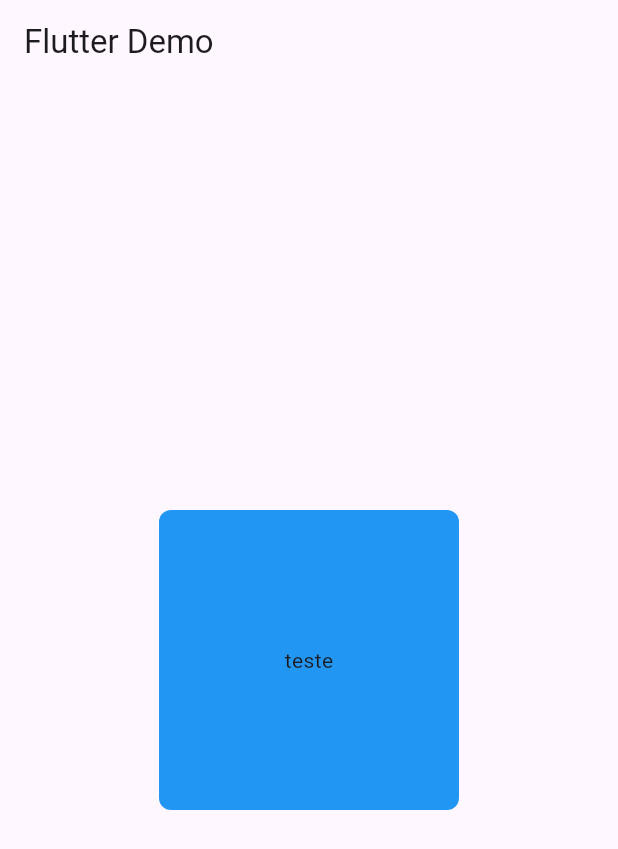
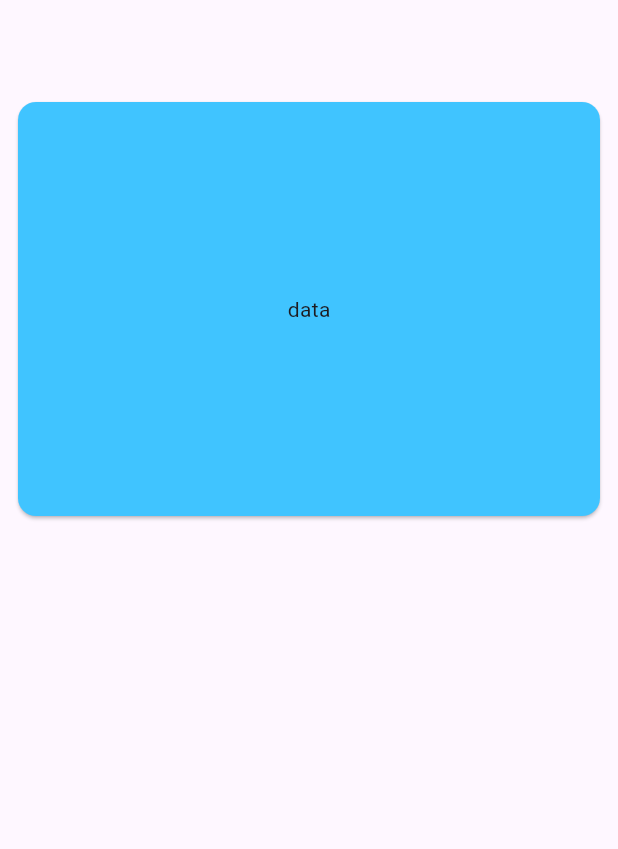
Before and after one commit to matheusjean28/three_min_workout, a Flutter app: the screen it shows after launch, on a phone screen of 412 x 824 dp. Shown: the top 849 px of the screen. Run offline on Flutter 3.47's test engine with Material 3 defaults, Android fonts, the light colour scheme and no system bars.

Commit message:
create a new container at other object

```diff
--- a/lib/main.dart
+++ b/lib/main.dart
@@ -1,38 +1,65 @@
+import 'package:flutter/cupertino.dart';
 import 'package:flutter/material.dart';
+import 'package:flutter/rendering.dart';
+import 'package:flutter/widgets.dart';
 
-void main() {
-  runApp(MyApp());
-}
+void main() => runApp(const ScaffoldExampleApp());
 
-class MidContainer extends StatelessWidget {
+class ScaffoldExampleApp extends StatelessWidget {
+  const ScaffoldExampleApp({super.key});
+
   @override
   Widget build(BuildContext context) {
-    return Container(
-      height: 200,
-      width: 200,
-      alignment: Alignment.center,
-
-      decoration: const BoxDecoration(
-        borderRadius: BorderRadius.all(Radius.circular(8)),
-        color: Colors.blue,
-      ),
-      child: const Text("teste"),
+    return const MaterialApp(
+      home: ScaffoldExample(),
     );
   }
 }
 
-class MyApp extends StatelessWidget {
+class CountDownContainer extends StatelessWidget {
   @override
   Widget build(BuildContext context) {
-    return MaterialApp(
-        home: Scaffold(
-      appBar: AppBar(
-        title: const Text('Flutter Demo'),
-      ),
-      body: Container(
-        alignment: Alignment.center,
-        child: MidContainer(),
-      ),
-    ));
+    return Column(
+      //define start position container
+      crossAxisAlignment: CrossAxisAlignment.start,
+      children: [
+        Container(
+          height: 300,
+          width: 500,
+          child: const Padding(
+            padding: EdgeInsets.all(8),
+            //change card color before
+
+            child: Card(
+              color: Colors.lightBlueAccent,
+              child: Center(
+                child: Text("data"),
+              ),
+            ),
+          ),
+        )
+      ],
+    );
   }
 }
+
+class ScaffoldExample extends StatefulWidget {
+  const ScaffoldExample({super.key});
+
+  @override
+  State<ScaffoldExample> createState() => _ScaffoldExampleState();
+}
+
+class _ScaffoldExampleState extends State<ScaffoldExample> {
+  int _count = 0;
+
+  @override
+  Widget build(BuildContext context) {
+    return Scaffold(
+        appBar: AppBar(),
+        body: Container(
+          alignment: Alignment.center,
+          child: CountDownContainer(),
+        ));
+  }
+}
```
